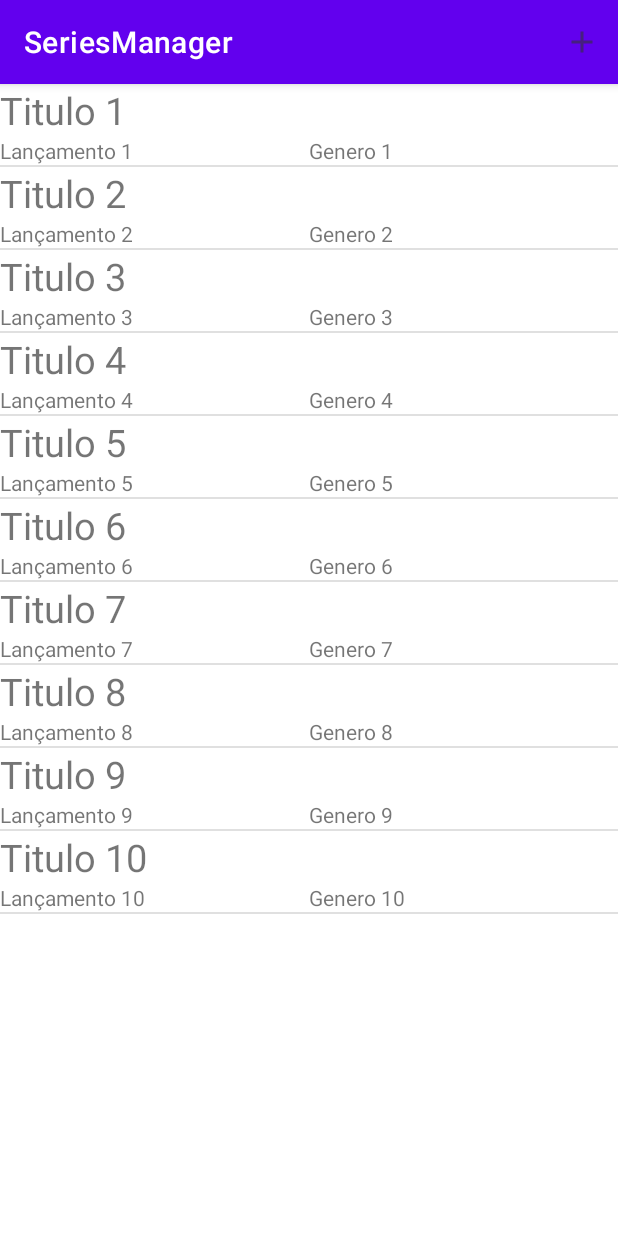
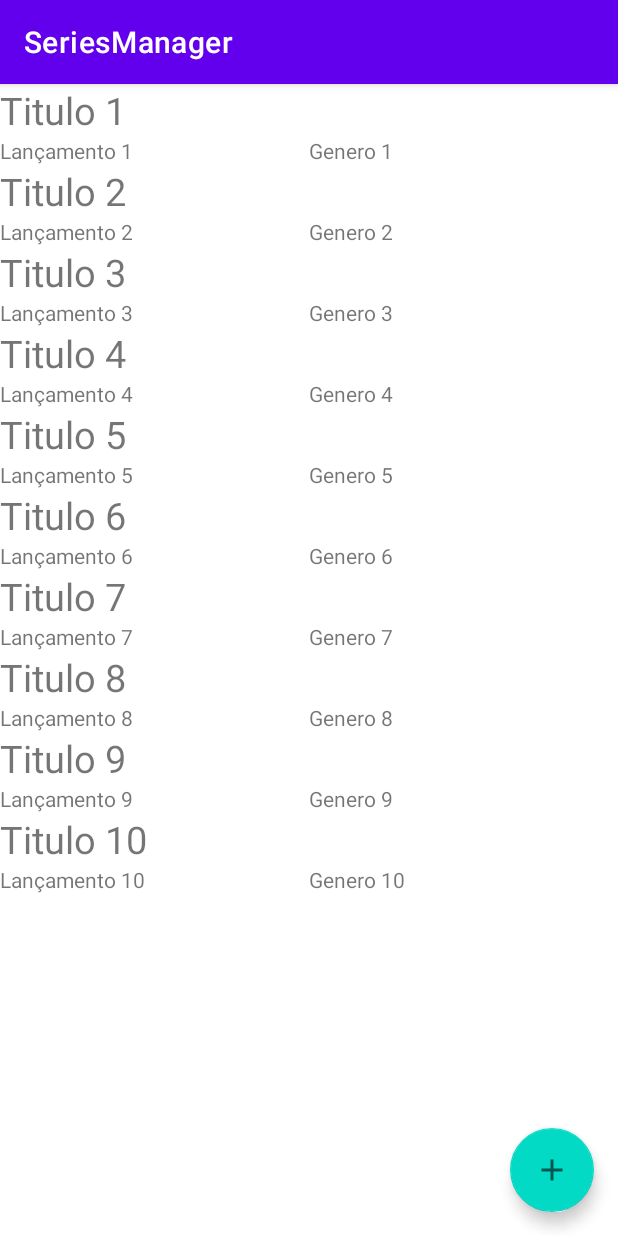
Before and after one commit to Guilherme-tr/SeriesManager, an Android app: the screen it shows after launch (MainActivity), on a phone screen of 412 x 824 dp. Run offline under Robolectric (Android 15) with nearby library versions, the phone set to English and light mode, and no system bars.

Commit message:
aplicando o RecycleView s10p4

```diff
--- a/app/build.gradle
+++ b/app/build.gradle
@@ -15,6 +15,7 @@ android {
         versionName "1.0"
 
         testInstrumentationRunner "androidx.test.runner.AndroidJUnitRunner"
+        vectorDrawables.useSupportLibrary true
     }
 
     buildTypes {
--- a/app/src/main/java/br/edu/ifsp/scl/ads/pdm/seriesmanager/MainActivity.kt
+++ b/app/src/main/java/br/edu/ifsp/scl/ads/pdm/seriesmanager/MainActivity.kt
@@ -9,18 +9,22 @@ import android.widget.ArrayAdapter
 import android.widget.Toast
 import androidx.activity.result.ActivityResultLauncher
 import androidx.activity.result.contract.ActivityResultContracts
+import androidx.recyclerview.widget.LinearLayoutManager
 import br.edu.ifsp.scl.ads.pdm.seriesmanager.adapter.SeriesAdapter
+import br.edu.ifsp.scl.ads.pdm.seriesmanager.adapter.SeriesRvAdapter
 import br.edu.ifsp.scl.ads.pdm.seriesmanager.databinding.ActivityMainBinding
 import br.edu.ifsp.scl.ads.pdm.seriesmanager.model.Serie
 
-class MainActivity : AppCompatActivity() {
+class MainActivity : AppCompatActivity(), OnSerieClickListener {
     companion object Extras {
         const val EXTRA_SERIE = "EXTRA_SERIE"
+        const val EXTRA_POSICAO = "EXTRA_POSICAO"
     }
     private val activityMainBiding: ActivityMainBinding by lazy{
         ActivityMainBinding.inflate(layoutInflater)
     }
     private lateinit var serieActivityResultLauncher: ActivityResultLauncher<Intent>
+    private lateinit var editarSerieActivityResultLauncher: ActivityResultLauncher<Intent>
 
     //Data source de series
     private val seriesList: MutableList<Serie> = mutableListOf()
@@ -36,8 +40,13 @@ class MainActivity : AppCompatActivity() {
     }
      */
 
-    private val seriesAdapter: SeriesAdapter by lazy {
-        SeriesAdapter(this, R.layout.layout_serie, seriesList)
+    private val seriesAdapter: SeriesRvAdapter by lazy {
+        SeriesRvAdapter(this, seriesList)
+    }
+
+    //LayoutManager
+    private val seriesLayoutManager: LinearLayoutManager by lazy {
+        LinearLayoutManager(this)
     }
 
     override fun onCreate(savedInstanceState: Bundle?) {
@@ -47,10 +56,9 @@ class MainActivity : AppCompatActivity() {
         //Inicializando lista de series
         inicializarSeriesList()
 
-        //Associando o adapter ao ListView
-        activityMainBiding.seriesLv.adapter = seriesAdapter
-
-        registerForContextMenu(activityMainBiding.seriesLv)
+        //Associando o adapter e LayoutManager ao RecycleView
+        activityMainBiding.seriesRv.adapter = seriesAdapter
+        activityMainBiding.seriesRv.layoutManager = seriesLayoutManager
 
         serieActivityResultLauncher = registerForActivityResult(ActivityResultContracts.StartActivityForResult()) { resultado ->
             if(resultado.resultCode == RESULT_OK){
@@ -61,7 +69,23 @@ class MainActivity : AppCompatActivity() {
                 }
             }
         }
+        editarSerieActivityResultLauncher = registerForActivityResult(ActivityResultContracts.StartActivityForResult()) { resultado ->
+            if(resultado.resultCode == RESULT_OK){
+                val posicao = resultado.data?.getIntExtra(EXTRA_POSICAO, -1)
+                resultado.data?.getParcelableExtra<Serie>(EXTRA_SERIE)?.apply {
+                    if(posicao != null && posicao != -1){
+                        seriesList[posicao] = this
+                        seriesAdapter.notifyDataSetChanged()
+                    }
+                }
+            }
+        }
+
+        activityMainBiding.adcionarSerieFab.setOnClickListener{
+            serieActivityResultLauncher.launch(Intent(this, SerieActivity::class.java))
+        }
     }
+
 
     private fun inicializarSeriesList(){
         for (i in 1..10){
@@ -73,21 +97,6 @@ class MainActivity : AppCompatActivity() {
                     "Genero ${i}",
                 )
             )
-        }
-    }
-
-    override fun onCreateOptionsMenu(menu: Menu?): Boolean {
-        menuInflater.inflate(R.menu.manu_main, menu)
-        return true
-    }
-
-    override fun onOptionsItemSelected(item: MenuItem): Boolean = when (item.itemId){
-        R.id.adicionarSerieMi -> {
-            serieActivityResultLauncher.launch(Intent(this, SerieActivity::class.java))
-            true
-        }
-        else -> {
-            false
         }
     }
 
@@ -108,7 +117,8 @@ class MainActivity : AppCompatActivity() {
                 val serie = seriesList[posicao]
                 val editarSerieIntent = Intent(this, SerieActivity::class.java)
                 editarSerieIntent.putExtra(EXTRA_SERIE, serie)
-                startActivity(editarSerieIntent)
+                editarSerieIntent.putExtra(EXTRA_POSICAO, posicao)
+                editarSerieActivityResultLauncher.launch(editarSerieIntent)
                 true
             }
             R.id.removerSerieMi -> {
@@ -120,4 +130,11 @@ class MainActivity : AppCompatActivity() {
             else -> {false}
         }
     }
+
+    override fun onSerieClick(posicao: Int) {
+        val serie = seriesList[posicao]
+        val consultarSerieIntent = Intent(this, SerieActivity::class.java)
+        consultarSerieIntent.putExtra(EXTRA_SERIE, serie)
+        startActivity(consultarSerieIntent)
+    }
 }
--- /dev/null
+++ b/app/src/main/java/br/edu/ifsp/scl/ads/pdm/seriesmanager/OnSerieClickListener.kt
@@ -0,0 +1,6 @@
+package br.edu.ifsp.scl.ads.pdm.seriesmanager
+
+interface OnSerieClickListener {
+    fun onSerieClick(posicao: Int)
+
+}
--- /dev/null
+++ b/app/src/main/java/br/edu/ifsp/scl/ads/pdm/seriesmanager/adapter/SeriesRvAdapter.kt
@@ -0,0 +1,50 @@
+package br.edu.ifsp.scl.ads.pdm.seriesmanager.adapter
+
+import android.view.LayoutInflater
+import android.view.ViewGroup
+import android.widget.TextView
+import androidx.recyclerview.widget.RecyclerView
+import br.edu.ifsp.scl.ads.pdm.seriesmanager.OnSerieClickListener
+import br.edu.ifsp.scl.ads.pdm.seriesmanager.databinding.LayoutSerieBinding
+import br.edu.ifsp.scl.ads.pdm.seriesmanager.model.Serie
+
+class SeriesRvAdapter(
+    private val onSerieClickListener: OnSerieClickListener,
+    private val seriesList: MutableList<Serie>
+): RecyclerView.Adapter<SeriesRvAdapter.SerieLayoutHolder>(){
+
+    //viewHolder
+    inner class SerieLayoutHolder(layoutSerieBinding: LayoutSerieBinding): RecyclerView.ViewHolder(layoutSerieBinding.root){
+        val tituloTv: TextView = layoutSerieBinding.tituloTv
+        val lancamentoTv: TextView = layoutSerieBinding.lancamentoTv
+        val generoTv: TextView = layoutSerieBinding.generoTv
+    }
+
+    //quando uma nova cel precisar ser criada
+    override fun onCreateViewHolder(parent: ViewGroup, viewType: Int): SerieLayoutHolder {
+        //Criar uma nova cel
+        val layoutSerieBiding = LayoutSerieBinding.inflate(LayoutInflater.from(parent.context),parent, false)
+
+        // Criar um viewHolder associado a uma nova cel
+        return  SerieLayoutHolder(layoutSerieBiding)
+    }
+
+    //quando for atualizar os valores de uam celula
+    override fun onBindViewHolder(holder: SerieLayoutHolder, position: Int) {
+        //Buscar a serie
+        val serie = seriesList[position]
+
+        //atualizar os valores do viewHolder
+        with(holder){
+            tituloTv.text = serie.titulo
+            lancamentoTv.text = serie.lancamento
+            generoTv.text = serie.genero
+            itemView.setOnClickListener {
+                onSerieClickListener.onSerieClick(position)
+            }
+        }
+    }
+
+    //
+    override fun getItemCount(): Int = seriesList.size
+}
--- a/app/src/main/res/layout/activity_main.xml
+++ b/app/src/main/res/layout/activity_main.xml
@@ -1,11 +1,27 @@
 <?xml version="1.0" encoding="utf-8"?>
-<ListView xmlns:android="http://schemas.android.com/apk/res/android"
-    xmlns:app="http://schemas.android.com/apk/res-auto"
-    xmlns:tools="http://schemas.android.com/tools"
-    android:id="@+id/seriesLv"
+<androidx.constraintlayout.widget.ConstraintLayout xmlns:tools="http://schemas.android.com/tools"
+    xmlns:android="http://schemas.android.com/apk/res/android"
     android:layout_width="match_parent"
     android:layout_height="match_parent"
+    xmlns:app="http://schemas.android.com/apk/res-auto">
     tools:context=".MainActivity">
 
+    <androidx.recyclerview.widget.RecyclerView
+        android:id="@+id/seriesRv"
+        android:layout_width="match_parent"
+        android:layout_height="match_parent"
+        app:layout_constraintStart_toStartOf="parent"
+        app:layout_constraintTop_toTopOf="parent"
+        app:layout_constraintEnd_toEndOf="parent"/>
 
-</ListView>
+    <com.google.android.material.floatingactionbutton.FloatingActionButton
+        android:id="@+id/adcionarSerieFab"
+        android:layout_width="wrap_content"
+        android:layout_height="wrap_content"
+        android:clickable="true"
+        android:layout_margin="16dp"
+        android:focusable="true"
+        android:src="@drawable/ic_adicionar_serie"
+        app:layout_constraintEnd_toEndOf="parent"
+        app:layout_constraintBottom_toBottomOf="parent"/>
+</androidx.constraintlayout.widget.ConstraintLayout>
--- a/app/src/main/res/menu/manu_main.xml
+++ /dev/null
@@ -1,12 +0,0 @@
-<?xml version="1.0" encoding="utf-8"?>
-<menu xmlns:android="http://schemas.android.com/apk/res/android"
-    xmlns:app="http://schemas.android.com/apk/res-auto">
-    <item android:id="@+id/adicionarSerieMi"
-        android:title="Adicionar Serie"
-        android:contentDescription="Adicionar Serie"
-        android:icon="@drawable/ic_adicionar_serie"
-        app:showAsAction="ifRoom">
-
-    </item>
-
-</menu>
```
Also changed, not shown: app/src/main/java/br/edu/ifsp/scl/ads/pdm/seriesmanager/SerieActivity.java (+15 -3 lines).
